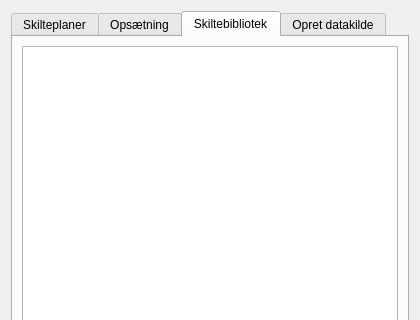
This is gui/skilteplan_dialog_base.ui in styrke10/skilteplan as Qt 5 draws it before an edit; both pictures show x 0 to 420 and y 0 to 320 of the 420 by 694 pixel window. The edited form follows.
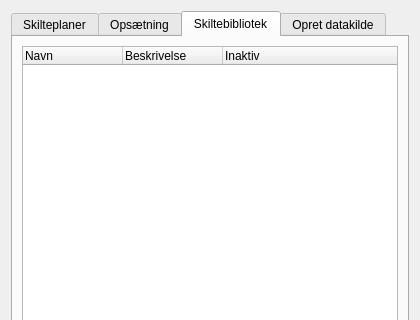
This is the edited form. The open tabs and pages were chosen to show the change. Custom widgets are drawn as their Qt base class.

Commit message: Defaultværdi sat på skilte for bedre visuelt udtryk, samt konsekvensrettet fra QListWidget til QTreewidget

```diff
--- a/gui/skilteplan_dialog_base.ui
+++ b/gui/skilteplan_dialog_base.ui
@@ -522,10 +522,34 @@
       </attribute>
       <layout class="QVBoxLayout" name="verticalLayout_5">
        <item>
-        <widget class="QListWidget" name="signList">
+        <widget class="QTreeWidget" name="signList">
          <property name="sortingEnabled">
           <bool>false</bool>
          </property>
+         <property name="rootIsDecorated">
+          <bool>false</bool>
+         </property>
+         <property name="uniformRowHeights">
+          <bool>true</bool>
+         </property>
+         <property name="alternatingRowColors">
+          <bool>true</bool>
+         </property>
+         <column>
+          <property name="text">
+           <string>Navn</string>
+          </property>
+         </column>
+         <column>
+          <property name="text">
+           <string>Beskrivelse</string>
+          </property>
+         </column>
+         <column>
+          <property name="text">
+           <string>Inaktiv</string>
+          </property>
+         </column>
         </widget>
        </item>
        <item>
```
The commit also changes 1 other file.
